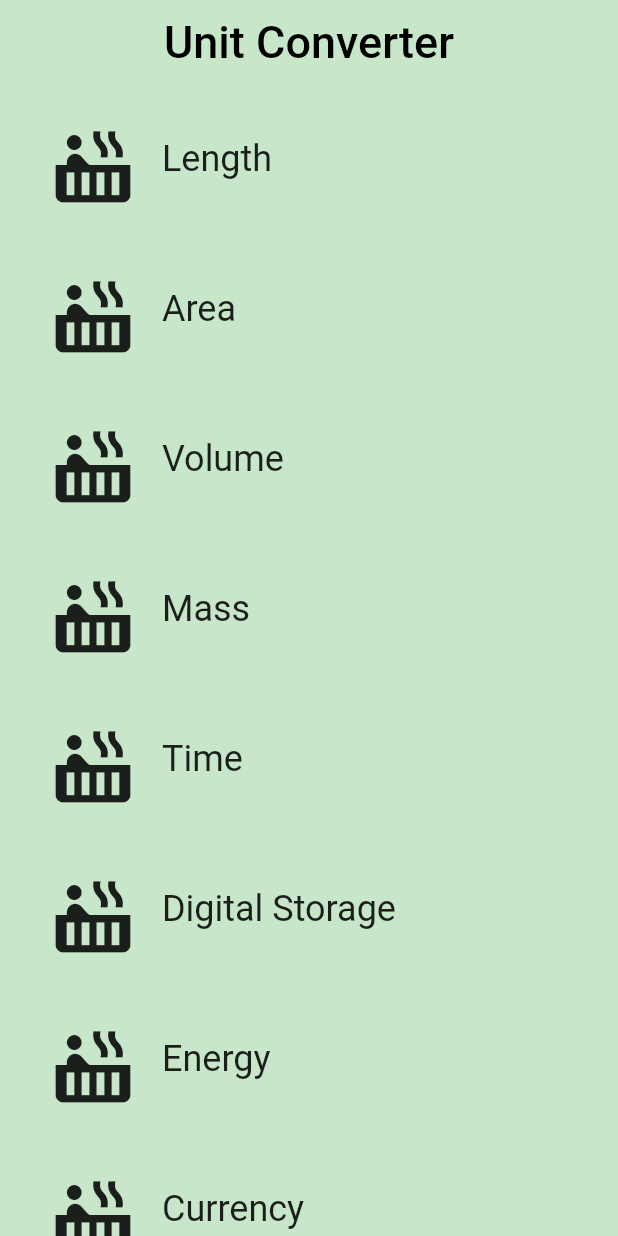
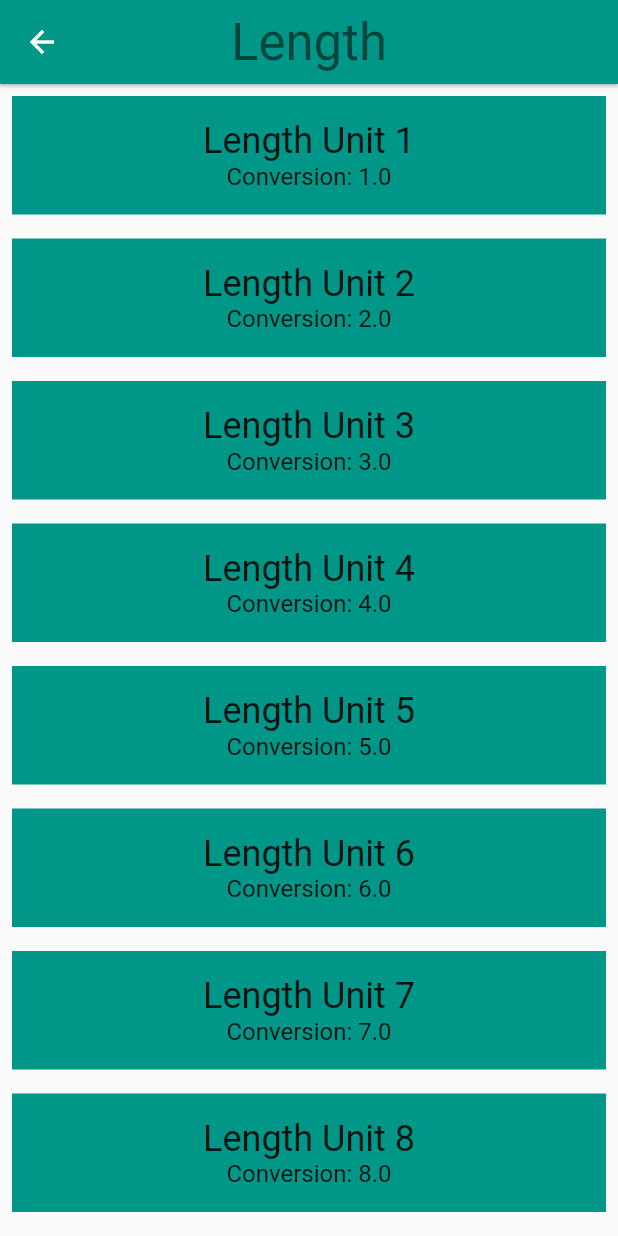
Before and after one commit to jasonctoms/FlutterSandbox, a Flutter app: the screen it shows after launch, after a tap on "Length", on a phone screen of 412 x 824 dp. Run offline on Flutter 3.47's test engine with Material 2 defaults, Android fonts, the phone set to English and light mode, and no system bars.

Commit message:
Udacity course task 4
Clicking list object opens a converter screen with dummy list items for now.

```diff
--- a/lib/category.dart
+++ b/lib/category.dart
@@ -7,6 +7,9 @@
 import 'package:flutter/material.dart';
 // @required is defined in the meta.dart package
 import 'package:meta/meta.dart';
+
+import 'package:flutter_sandbox/converter_screen.dart';
+import 'package:flutter_sandbox/unit.dart';
 
 // We use an underscore to indicate that these variables are private.
 // See https://www.dartlang.org/guides/language/effective-dart/design#libraries
@@ -21,6 +24,7 @@ class Category extends StatelessWidget {
   final String name;
   final ColorSwatch color;
   final IconData iconLocation;
+  final List<Unit> units;
 
   /// Creates a [Category].
   ///
@@ -34,10 +38,36 @@ class Category extends StatelessWidget {
     @required this.name,
     @required this.color,
     @required this.iconLocation,
+    @required this.units,
   })  : assert(name != null),
         assert(color != null),
         assert(iconLocation != null),
+        assert(units != null),
         super(key: key);
+
+  /// Navigates to the [ConverterScreen].
+  void _navigateToConverter(BuildContext context) {
+    Navigator.of(context).push(MaterialPageRoute<Null>(
+      builder: (BuildContext context) {
+        return Scaffold(
+          appBar: AppBar(
+            elevation: 1.0,
+            title: Text(
+              name,
+              style: Theme.of(context).textTheme.display1,
+            ),
+            centerTitle: true,
+            backgroundColor: color,
+          ),
+          body: ConverterScreen(
+            color: color,
+            name: name,
+            units: units,
+          ),
+        );
+      },
+    ));
+  }
 
   /// Builds a custom widget that shows [Category] information.
   ///
@@ -56,7 +86,7 @@ class Category extends StatelessWidget {
           borderRadius: _borderRadius,
           highlightColor: color,
           splashColor: color,
-          onTap: () => print('I was tapped!'),
+          onTap: () => _navigateToConverter(context),
           child: Padding(
             padding: EdgeInsets.all(8.0),
             child: Row(
--- a/lib/category_screen.dart
+++ b/lib/category_screen.dart
@@ -1,5 +1,6 @@
 import 'package:flutter/material.dart';
-import 'category.dart';
+import 'package:flutter_sandbox/category.dart';
+import 'package:flutter_sandbox/unit.dart';
 
 final _backgroundColor = Colors.green[100];
 
@@ -45,6 +46,17 @@ class CategoryScreen extends StatelessWidget {
     );
   }
 
+  /// Returns a list of mock [Unit]s.
+  List<Unit> _retrieveUnitList(String categoryName) {
+    return List.generate(10, (int i) {
+      i += 1;
+      return Unit(
+        name: '$categoryName Unit $i',
+        conversion: i.toDouble(),
+      );
+    });
+  }
+
   @override
   Widget build(BuildContext context) {
     final categories = <Category>[];
@@ -54,6 +66,7 @@ class CategoryScreen extends StatelessWidget {
         name: _categoryNames[i],
         color: _baseColors[i],
         iconLocation: Icons.hot_tub,
+        units: _retrieveUnitList(_categoryNames[i]),
       ));
     }
 
--- /dev/null
+++ b/lib/converter_screen.dart
@@ -0,0 +1,59 @@
+// Copyright 2018 The Chromium Authors. All rights reserved.
+// Use of this source code is governed by a BSD-style license that can be
+// found in the LICENSE file.
+
+import 'package:flutter/material.dart';
+import 'package:meta/meta.dart';
+
+import 'package:flutter_sandbox/unit.dart';
+
+/// Converter screen where users can input amounts to convert.
+///
+/// Currently, it just displays a list of mock units.
+class ConverterScreen extends StatelessWidget {
+  /// This [Category]'s name.
+  final String name;
+
+  /// Color for this [Category].
+  final Color color;
+
+  /// Units for this [Category].
+  final List<Unit> units;
+
+  /// This [ConverterScreen] requires the name, color, and units to not be null.
+  const ConverterScreen({
+    @required this.name,
+    @required this.color,
+    @required this.units,
+  })  : assert(name != null),
+        assert(color != null),
+        assert(units != null);
+
+  @override
+  Widget build(BuildContext context) {
+    // Here is just a placeholder for a list of mock units
+    final unitWidgets = units.map((Unit unit) {
+      return Container(
+        color: color,
+        margin: EdgeInsets.all(8.0),
+        padding: EdgeInsets.all(16.0),
+        child: Column(
+          children: <Widget>[
+            Text(
+              unit.name,
+              style: Theme.of(context).textTheme.headline,
+            ),
+            Text(
+              'Conversion: ${unit.conversion}',
+              style: Theme.of(context).textTheme.subhead,
+            ),
+          ],
+        ),
+      );
+    }).toList();
+
+    return ListView(
+      children: unitWidgets,
+    );
+  }
+}
--- /dev/null
+++ b/lib/unit.dart
@@ -0,0 +1,27 @@
+// Copyright 2018 The Chromium Authors. All rights reserved.
+// Use of this source code is governed by a BSD-style license that can be
+// found in the LICENSE file.
+
+import 'package:meta/meta.dart';
+
+/// Information about a [Unit].
+class Unit {
+  final String name;
+  final double conversion;
+
+  /// A [Unit] stores its name and conversion factor.
+  ///
+  /// An example would be 'Meter' and '1.0'.
+  const Unit({
+    @required this.name,
+    @required this.conversion,
+  })  : assert(name != null),
+        assert(conversion != null);
+
+  /// Creates a [Unit] from a JSON object.
+  Unit.fromJson(Map jsonMap)
+      : name = jsonMap['name'],
+        conversion = jsonMap['conversion'].toDouble(),
+        assert(name != null),
+        assert(conversion != null);
+}
```
